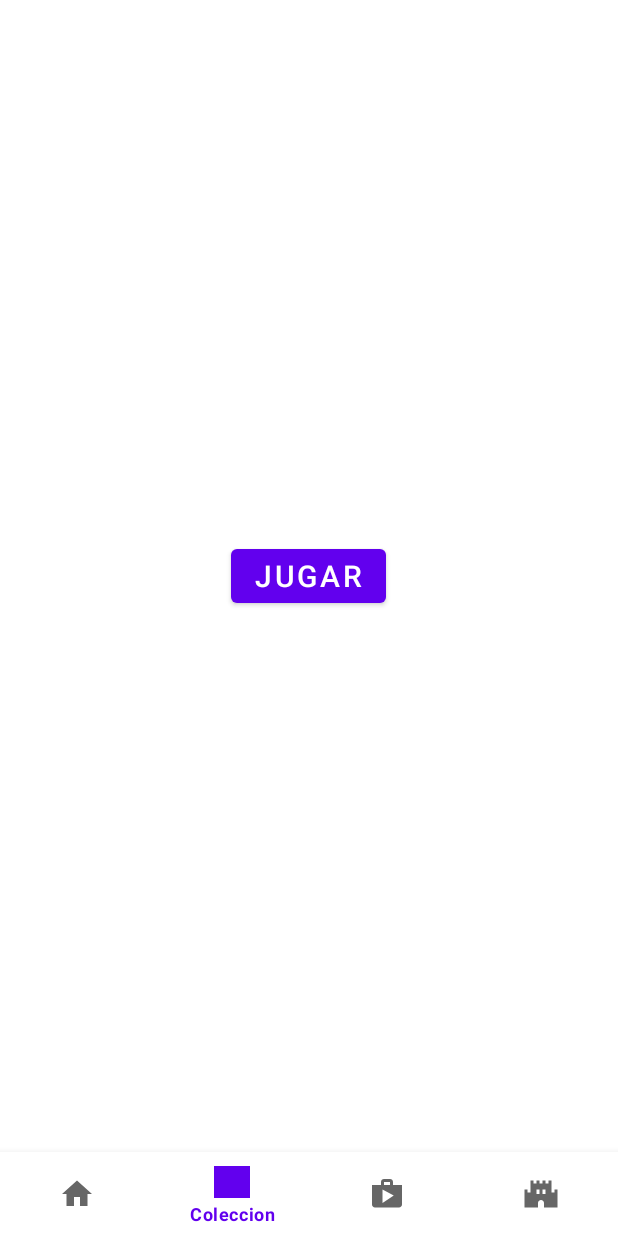
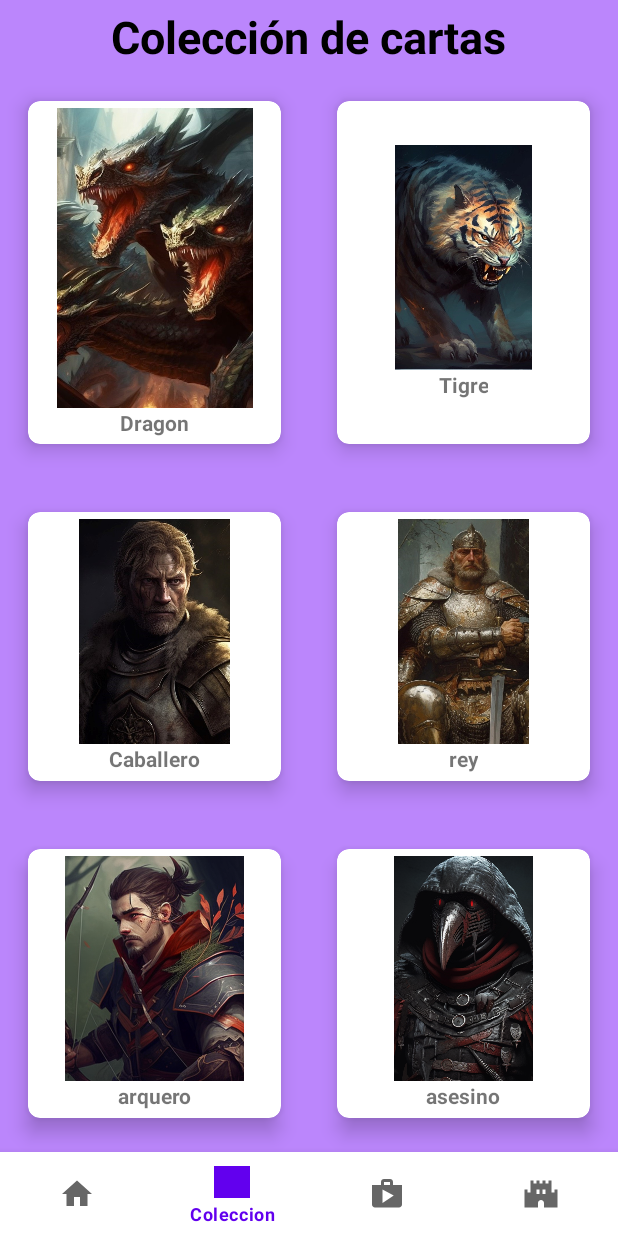
Before and after one commit to TheGameGuild/WarOfKingdoms, an Android app: the fragment ClansFragment placed in its activity, item 2 of the bottom bar chosen, on a phone screen of 412 x 824 dp. Run offline under Robolectric (Android 15) with nearby library versions, the phone set to English and light mode, and no system bars.

Commit message:
Final comit of Sprint 7.
Some things to have in count: The play button disappears after switching of fragment.
The colection fragment is yet to be finished, and the clans fragment yet to be done.

Now the game has playability, altough is very simple.

We are open to advices to improve the game this week, to have a better product on friday

```diff
--- a/WarOfKingdoms/app/src/main/AndroidManifest.xml
+++ b/WarOfKingdoms/app/src/main/AndroidManifest.xml
@@ -26,10 +26,10 @@
             android:name=".RegisterActivity"
             android:exported="false" />
         <activity
-            android:name=".LoginActivity"
+            android:name=".MainActivity"
             android:exported="true" />
         <activity
-            android:name=".MainActivity"
+            android:name=".LoginActivity"
             android:exported="true">
             <intent-filter>
                 <action android:name="android.intent.action.MAIN" />
--- a/WarOfKingdoms/app/src/main/java/com/example/warofkingdoms/ClansFragment.java
+++ b/WarOfKingdoms/app/src/main/java/com/example/warofkingdoms/ClansFragment.java
@@ -7,6 +7,7 @@ import androidx.fragment.app.Fragment;
 import android.view.LayoutInflater;
 import android.view.View;
 import android.view.ViewGroup;
+import android.widget.Button;
 
 /**
  * A simple {@link Fragment} subclass.
@@ -58,6 +59,9 @@ public class ClansFragment extends Fragment {
     @Override
     public View onCreateView(LayoutInflater inflater, ViewGroup container,
                              Bundle savedInstanceState) {
+        View view = inflater.inflate(R.layout.fragment_shop, container, false);
+        Button btnjugar = getActivity().findViewById(R.id.btn_jugar);
+        btnjugar.setVisibility(View.GONE);
         // Inflate the layout for this fragment
         return inflater.inflate(R.layout.fragment_clans, container, false);
     }
--- a/WarOfKingdoms/app/src/main/java/com/example/warofkingdoms/ColectionFragment.java
+++ b/WarOfKingdoms/app/src/main/java/com/example/warofkingdoms/ColectionFragment.java
@@ -8,6 +8,7 @@ import androidx.fragment.app.Fragment;
 import android.view.LayoutInflater;
 import android.view.View;
 import android.view.ViewGroup;
+import android.widget.Button;
 
 
 public class ColectionFragment extends Fragment {
@@ -18,10 +19,23 @@ public class ColectionFragment extends Fragment {
     CardView caballero;
     CardView arquero;
 
-    @Override
-    protected void onCreate(Bundle savedInstanceState){
-        super.onCreate(savedInstanceState);
-        setContentView(R.layout.fragment_colection);
+
+    //@Override
+    //protected void onCreate(Bundle savedInstanceState){
+        //super.onCreate(savedInstanceState);
+        //setContentView(R.layout.fragment_colection);
+
+    public View onCreateView(LayoutInflater inflater, ViewGroup container,
+                             Bundle savedInstanceState) {
+        View view = inflater.inflate(R.layout.fragment_colection, container, false);
+        Button btnjugar = getActivity().findViewById(R.id.btn_jugar);
+        btnjugar.setVisibility(View.GONE);
+
+        // Inflate the layout for this fragment
+        return inflater.inflate(R.layout.fragment_colection, container, false);
+
+    }
     }
 
-}
+
+//}
--- a/WarOfKingdoms/app/src/main/java/com/example/warofkingdoms/HomeFragment.java
+++ b/WarOfKingdoms/app/src/main/java/com/example/warofkingdoms/HomeFragment.java
@@ -5,6 +5,7 @@ import androidx.fragment.app.Fragment;
 import android.view.LayoutInflater;
 import android.view.View;
 import android.view.ViewGroup;
+import android.widget.Button;
 
 /**
  * A simple {@link Fragment} subclass.
@@ -57,7 +58,7 @@ public class HomeFragment extends Fragment {
     @Override
     public View onCreateView(LayoutInflater inflater, ViewGroup container,
                              Bundle savedInstanceState) {
-        // Inflate the layout for this fragment
-        return inflater.inflate(R.layout.fragment_home, container, false);
+
+        return null;
     }
 }
--- a/WarOfKingdoms/app/src/main/java/com/example/warofkingdoms/HomePage.java
+++ /dev/null
@@ -1,4 +0,0 @@
-package com.example.warofkingdoms;
-
-public class HomePage {
-}
--- a/WarOfKingdoms/app/src/main/java/com/example/warofkingdoms/Partida.java
+++ b/WarOfKingdoms/app/src/main/java/com/example/warofkingdoms/Partida.java
@@ -73,7 +73,7 @@ public class Partida extends AppCompatActivity {
         builder.setPositiveButton("SI", new DialogInterface.OnClickListener() {
             @Override
             public void onClick(DialogInterface dialog, int which) {
-                //Card action to be implemented
+                // create win and lose scenario
                 int ataqueCarta = carta.getPoderAtaque();
                 int numeroTextView = Integer.parseInt(vidaEnemiga.getText().toString());
                 if (ataqueCarta > numeroTextView) {
--- a/WarOfKingdoms/app/src/main/java/com/example/warofkingdoms/ShopFragment.java
+++ b/WarOfKingdoms/app/src/main/java/com/example/warofkingdoms/ShopFragment.java
@@ -7,6 +7,7 @@ import androidx.fragment.app.Fragment;
 import android.view.LayoutInflater;
 import android.view.View;
 import android.view.ViewGroup;
+import android.widget.Button;
 
 /**
  * A simple {@link Fragment} subclass.
@@ -58,7 +59,12 @@ public class ShopFragment extends Fragment {
     @Override
     public View onCreateView(LayoutInflater inflater, ViewGroup container,
                              Bundle savedInstanceState) {
+        View view = inflater.inflate(R.layout.fragment_shop, container, false);
+        Button btnjugar = getActivity().findViewById(R.id.btn_jugar);
+        btnjugar.setVisibility(View.GONE);
+
         // Inflate the layout for this fragment
         return inflater.inflate(R.layout.fragment_shop, container, false);
+
     }
 }
```
Also changed, not shown: WarOfKingdoms/app/src/main/java/com/example/warofkingdoms/MainActivity.java (+0 -7 lines).
